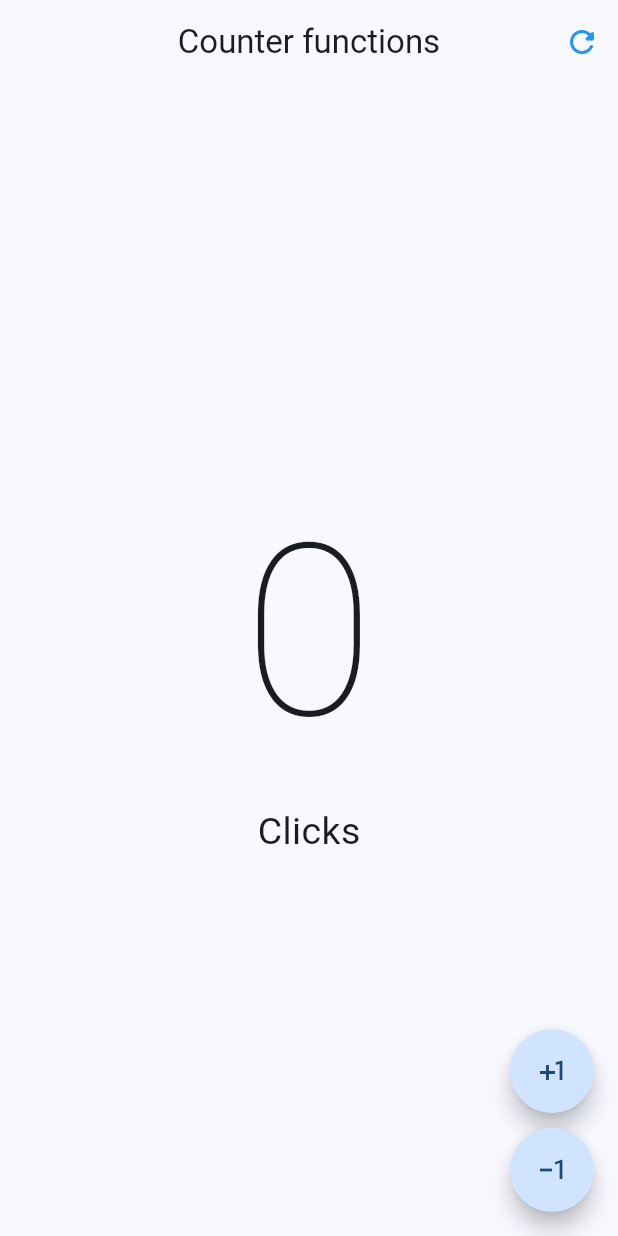
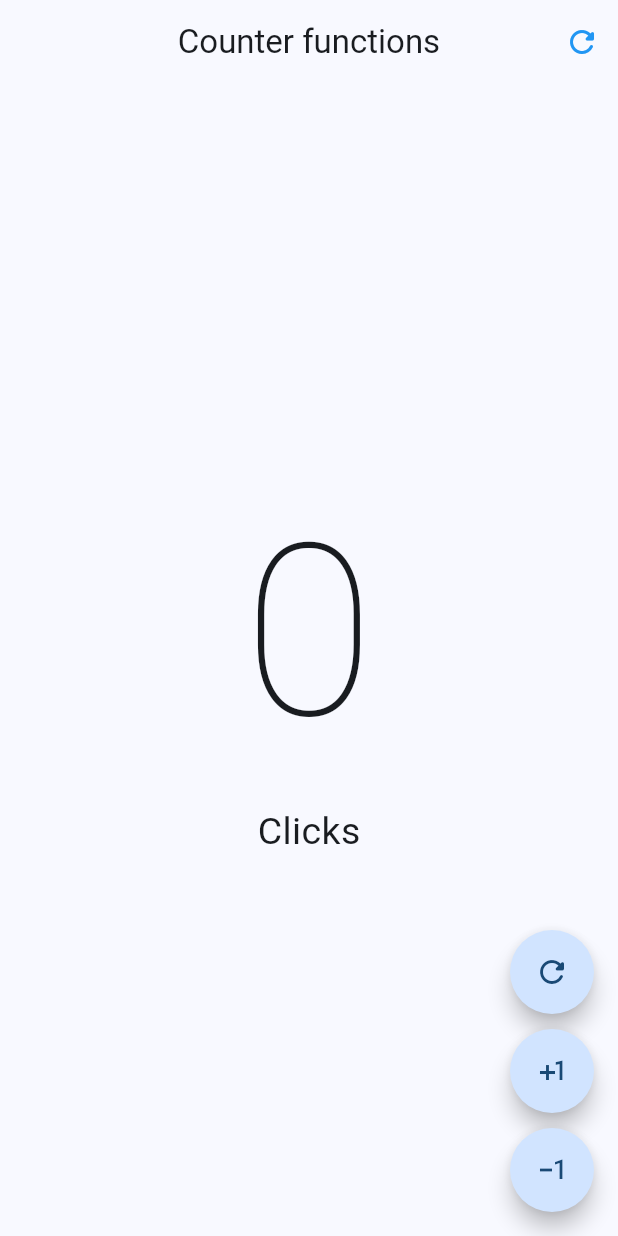
Before and after one commit to JhonnSantiagoBernalJuradoCampus/Contador-flutter, a Flutter app: the screen it shows after launch, on a phone screen of 412 x 824 dp. Run offline on Flutter 3.47's test engine with Material 3 defaults, Android fonts, the phone set to English and light mode, and no system bars.

```diff
--- a/lib/presentation/screens/counter/counter_functions_screen.dart
+++ b/lib/presentation/screens/counter/counter_functions_screen.dart
@@ -42,32 +42,49 @@ class _CounterFunctionsScreenState extends State<CounterFunctionsScreen> {
           ],
         )
       ),
-      floatingActionButton: Column(
+      floatingActionButton: const Column(
         mainAxisAlignment: MainAxisAlignment.end,
         children: <Widget>[
-          FloatingActionButton(
-            shape: const CircleBorder(),
-            onPressed: () {
-              setState(() {
-                clickCounter++;
-              });
-            },
-            child: const Icon(Icons.plus_one),
+
+          CustomBotton(
+            icon: Icons.refresh_rounded,
           ),
 
-          const SizedBox(height: 10,),
+          SizedBox(height: 10,),
 
-          FloatingActionButton(
-            shape: const CircleBorder(),
-            onPressed: () {
-              setState(() {
-                clickCounter--;
-              });
-            },
-            child: const Icon(Icons.exposure_minus_1_outlined),
+          CustomBotton(
+            icon: Icons.plus_one,
+          ),
+
+          SizedBox(height: 10,),
+
+
+          CustomBotton(
+            icon: Icons.exposure_minus_1_outlined,
           ),
         ],
       ),
     );
   }
 }
+
+class CustomBotton extends StatelessWidget {
+  final IconData icon;
+  final Function? onPressed;
+  const CustomBotton({
+    super.key,
+    required this.icon,
+    this.onPressed
+  });
+
+  @override
+  Widget build(BuildContext context) {
+    return FloatingActionButton(
+      shape: const CircleBorder(),
+      onPressed: () {
+
+      },
+      child: Icon(icon),
+    );
+  }
+}
```
